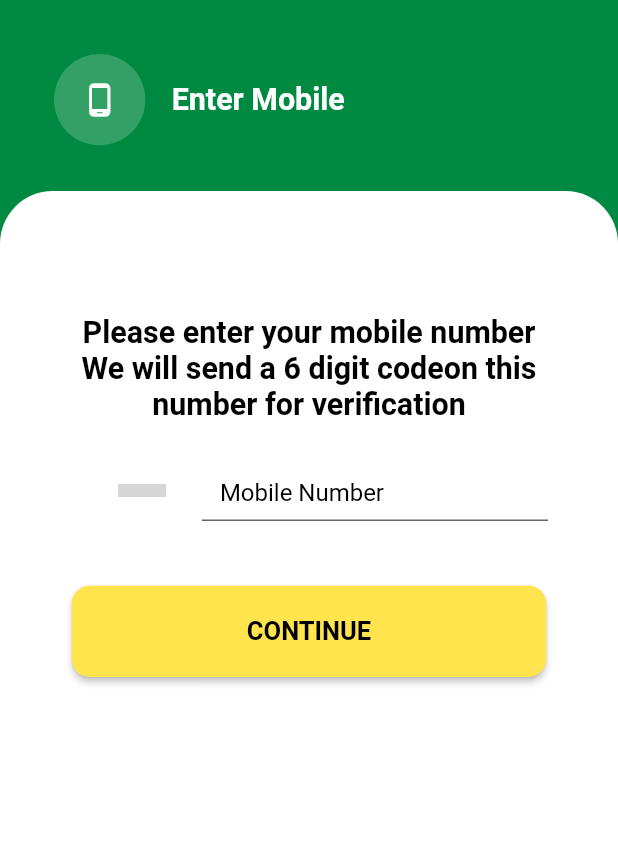
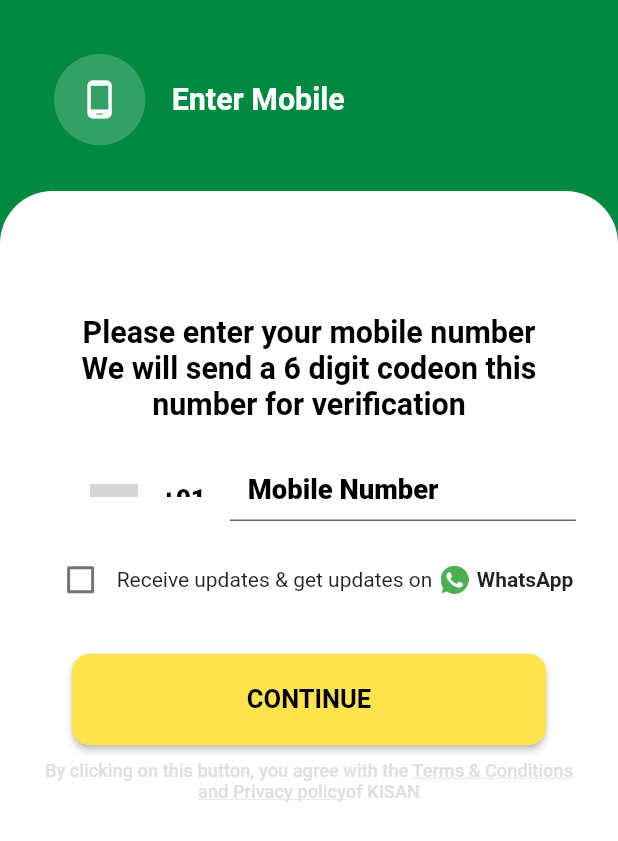
Before and after one commit to akshataBhosale/kisan, a Flutter app: the LoginWithOTP screen opened directly, on a phone screen of 412 x 824 dp. Shown: the top 841 px of the screen. Run offline on Flutter 3.47's test engine with Material 2 defaults, Android fonts, the phone set to English and light mode, and no system bars; drawn by our look-alikes of country_code_picker; our stand-ins replace progress_dialog; grey boxes are pictures that could not be loaded.

Commit message:
Sign Up Option Screen and layout of Mobile Sign up also done

```diff
--- a/lib/UI/Auth/LoginWithOTP.dart
+++ b/lib/UI/Auth/LoginWithOTP.dart
@@ -21,6 +21,8 @@ class _LoginWithOTPState extends State<LoginWithOTP> {
   String countryCode = '+91';
   String phoneNo;
   String errorMessage = '';
+
+  bool _isChecked = false;
 
   void _onCountryChange(CountryCode countryCode) {
     //TODO : manipulate the selected country code here
@@ -68,7 +70,6 @@ class _LoginWithOTPState extends State<LoginWithOTP> {
     //     .width;
 
     SizeConfig().init(context);
-    bool _isChecked = true;
     return Scaffold(
       backgroundColor: Color(COLOR_ACCENT),
       body: Column(
@@ -131,12 +132,16 @@ class _LoginWithOTPState extends State<LoginWithOTP> {
                     children: [
                       Container(
                         height: getProportionateScreenHeight(40),
-                        width: getProportionateScreenWidth(80),
                         child: CountryCodePicker(
                           onChanged: _onCountryChange,
                           // Initial selection and favorite can be one of code ('IT') OR dial_code('+39')
                           initialSelection: 'IN',
                           favorite: ['+91', 'IN'],
+                          textStyle: TextStyle(
+                              fontSize: getProportionateScreenHeight(17),
+                              fontWeight: FontWeight.w800,
+                              color: Color(COLOR_TEXT_BLACK)
+                          ),
                           // optional. Shows only country name and flag
                           showCountryOnly: false,
                           // optional. Shows only country name and flag when popup is closed.
@@ -151,13 +156,19 @@ class _LoginWithOTPState extends State<LoginWithOTP> {
                         child: TextField(
                           keyboardType: TextInputType.phone,
                           maxLength: 10,
+                          style: TextStyle(
+                            fontSize: getProportionateScreenHeight(18),
+                            fontWeight: FontWeight.w800,
+                            color: Color(COLOR_ACCENT)
+                          ),
                           decoration: new InputDecoration(
                               filled: true,
                               counterText: "",
                               hintStyle:
                                   new TextStyle(color: Color(COLOR_TEXT_BLACK)),
                               hintText: "Mobile Number",
-                              fillColor: Color(COLOR_WHITE)),
+                              fillColor: Color(COLOR_WHITE)
+                          ),
                           onChanged: (value) {
                             this.phoneNo = value;
                           },
@@ -165,33 +176,42 @@ class _LoginWithOTPState extends State<LoginWithOTP> {
                       ),
                     ],
                   ),
-                  // SizedBox(height: getProportionateScreenHeight(25),),
-                  // Container(
-                  //   child: Column(
-                  //     children: [
-                  //       CheckboxListTile(
-                  //           value: _isChecked,
-                  //           title: Row(
-                  //             crossAxisAlignment: CrossAxisAlignment.start,
-                  //             children: [
-                  //               Text("Receive OTP & update in Whatsapp")
-                  //             ],
-                  //           ),
-                  //           onChanged: (val) {
-                  //             setState(() {
-                  //               _isChecked = val;
-                  //               if (val == true) {
-                  //                 _isChecked = false;
-                  //               } else {
-                  //                 _isChecked = true;
-                  //               }
-                  //             });
-                  //           }),
-                  //     ],
-                  //   ),
-                  // ),
                   SizedBox(
-                    height: getProportionateScreenHeight(42.5),
+                    height: getProportionateScreenHeight(15),
+                  ),
+                  Container(
+                    child: Row(
+                      mainAxisAlignment: MainAxisAlignment.center,
+                      children: [
+                        Checkbox(
+                            activeColor: Color(COLOR_ACCENT),
+                            checkColor: Colors.white,
+                            value: _isChecked,
+                            onChanged: (value) {
+                              setState(() {
+                                _isChecked = !_isChecked;
+                              });
+                            }),
+                        Text("Receive updates & get updates on"),
+                        SizedBox(
+                          width: getProportionateScreenWidth(5),
+                        ),
+                        Image.asset(
+                          "assets/images/whatsapp.png",
+                          width: getProportionateScreenWidth(17),
+                        ),
+                        SizedBox(
+                          width: getProportionateScreenWidth(5),
+                        ),
+                        Text(
+                          "WhatsApp",
+                          style: TextStyle(fontWeight: FontWeight.w700),
+                        )
+                      ],
+                    ),
+                  ),
+                  SizedBox(
+                    height: getProportionateScreenHeight(25),
                   ),
                   ConstrainedBox(
                     constraints: BoxConstraints.tightFor(
@@ -224,6 +244,36 @@ class _LoginWithOTPState extends State<LoginWithOTP> {
                       ),
                     ),
                   ),
+                  SizedBox(
+                    height: getProportionateScreenHeight(10),
+                  ),
+                  Text.rich(
+                    TextSpan(
+                      text: 'By clicking on this button, you agree with the ',
+                      style: TextStyle(
+                          fontSize: getProportionateScreenHeight(12),
+                          fontWeight: FontWeight.w500,
+                          color: Colors.grey[300]),
+                      children: <TextSpan>[
+                        TextSpan(
+                            text: 'Terms & Conditions',
+                            style: TextStyle(
+                              decoration: TextDecoration.underline,
+                            )),
+                        TextSpan(
+                            text: '\nand Privacy policy',
+                            style: TextStyle(
+                              decoration: TextDecoration.underline,
+                            )),
+                        TextSpan(
+                          text: 'of KISAN',
+                        ),
+                        // can add more TextSpans here...
+                      ],
+                    ),
+                    textAlign: TextAlign.center,
+                  ),
+                  Spacer()
                 ],
               ),
             ),
--- a/lib/UI/Widgets/ScreenHeader.dart
+++ b/lib/UI/Widgets/ScreenHeader.dart
@@ -19,6 +19,7 @@ class ScreenHeader extends StatelessWidget {
           child: Icon(
             iconData,
             color: Colors.white,
+            size: getProportionateScreenWidth(25),
           ),
         ),
         SizedBox(width: getProportionateScreenWidth(16),),
```
Also changed, not shown: assets/images/whatsapp.png (added).
